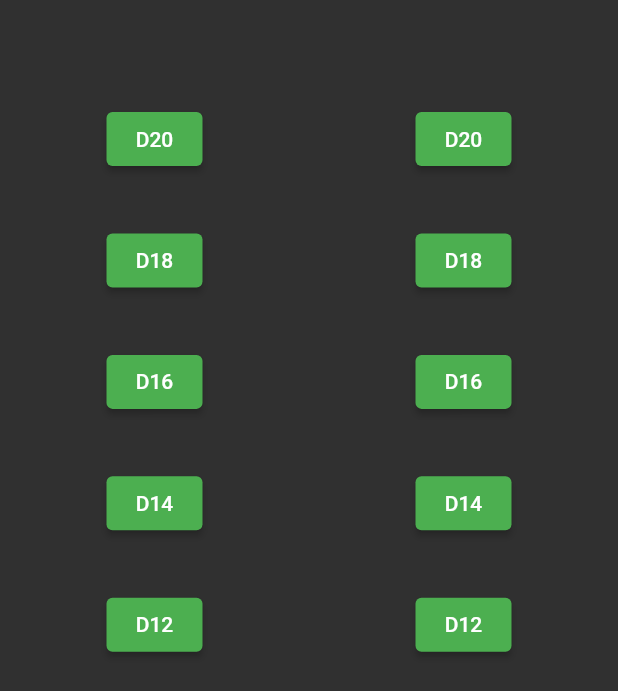
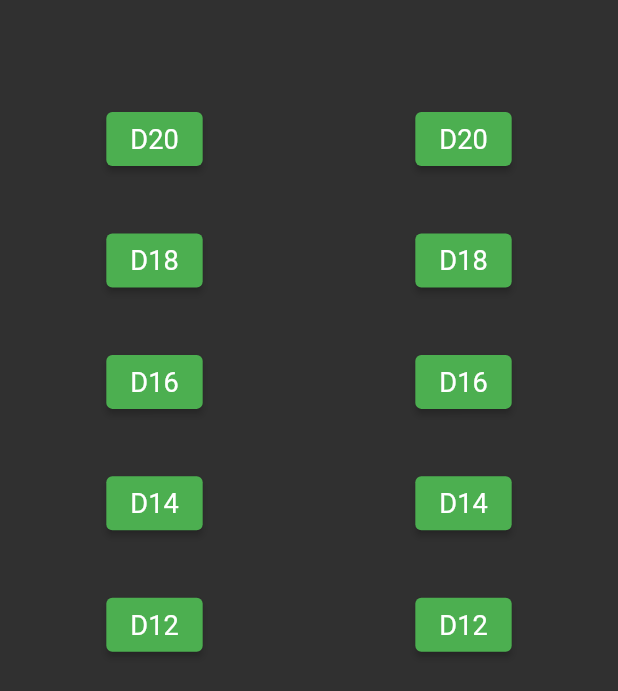
Before and after one commit to JHanuja/darts_high_finish_v2, a Flutter app: the screen it shows after launch, on a phone screen of 412 x 824 dp. Shown: the top 691 px of the screen. Run offline on Flutter 3.47's test engine with Material 2 defaults, Android fonts, the phone set to English and light mode, and no system bars; our stand-ins replace bloc, equatable, flutter_bloc; Roboto replaces fonts that are missing (DoHyeon).

Commit message:
top_view included and tested

```diff
--- a/lib/doubles/view/doubles_view.dart
+++ b/lib/doubles/view/doubles_view.dart
@@ -1,4 +1,6 @@
 import 'package:darts_high_finish_v2/doubles/cubit/doubles_cubit.dart';
+import 'package:darts_high_finish_v2/top/cubit/top_cubit.dart';
+import 'package:darts_high_finish_v2/top/view/top_view.dart';
 import 'package:flutter/material.dart';
 import 'package:flutter_bloc/flutter_bloc.dart';
 
@@ -18,7 +20,8 @@ class DoublesView extends StatelessWidget {
 
   @override
   Widget build(BuildContext context) {
-    return Scaffold(
+    return TopView(
+      child: Scaffold(
         body: Row(
           children: [
             Expanded(
@@ -30,6 +33,7 @@ class DoublesView extends StatelessWidget {
               buttonGroup: false,
             ))
           ],
+        ),
       ),
     );
   }
@@ -46,7 +50,7 @@ class DoubleButtonGroup extends StatelessWidget {
     return BlocBuilder<DoublesCubit, DoublesState>(builder: (context, state) {
       return Column(
         children: [
-          SizedBox(height: MediaQuery.of(context).size.height / 12),
+          SizedBox(height: context.read<TopCubit>().state.safeAreaHeight / 12),
           ElevatedButton(
             onPressed: () {
               buttonGroup
@@ -54,6 +58,8 @@ class DoubleButtonGroup extends StatelessWidget {
                   : context.read<DoublesCubit>().chooseDouble(d2: 20);
             },
             style: ButtonStyle(
+              textStyle: MaterialStateProperty.all<TextStyle>(
+                  TextStyle(fontSize: context.read<TopCubit>().state.value3)),
               backgroundColor: (state.d1 == 20 && buttonGroup)
                   ? MaterialStateProperty.all<Color>(Colors.orange)
                   : (state.d2 == 20 && !buttonGroup)
@@ -62,7 +68,7 @@ class DoubleButtonGroup extends StatelessWidget {
             ),
             child: Text('D20'),
           ),
-          SizedBox(height: MediaQuery.of(context).size.height / 25),
+          SizedBox(height: context.read<TopCubit>().state.safeAreaHeight / 25),
           ElevatedButton(
             onPressed: () {
               buttonGroup
@@ -70,6 +76,8 @@ class DoubleButtonGroup extends StatelessWidget {
                   : context.read<DoublesCubit>().chooseDouble(d2: 18);
             },
             style: ButtonStyle(
+              textStyle: MaterialStateProperty.all<TextStyle>(
+                  TextStyle(fontSize: context.read<TopCubit>().state.value3)),
               backgroundColor: (state.d1 == 18 && buttonGroup)
                   ? MaterialStateProperty.all<Color>(Colors.orange)
                   : (state.d2 == 18 && !buttonGroup)
@@ -78,14 +86,16 @@ class DoubleButtonGroup extends StatelessWidget {
             ),
             child: Text('D18'),
           ),
-          SizedBox(height: MediaQuery.of(context).size.height / 25),
+          SizedBox(height: context.read<TopCubit>().state.safeAreaHeight / 25),
           ElevatedButton(
             onPressed: () {
               buttonGroup
-                  ? context.read<DoublesCubit>().chooseDouble(d1:16)
+                  ? context.read<DoublesCubit>().chooseDouble(d1: 16)
                   : context.read<DoublesCubit>().chooseDouble(d2: 16);
             },
             style: ButtonStyle(
+              textStyle: MaterialStateProperty.all<TextStyle>(
+                  TextStyle(fontSize: context.read<TopCubit>().state.value3)),
               backgroundColor: (state.d1 == 16 && buttonGroup)
                   ? MaterialStateProperty.all<Color>(Colors.orange)
                   : (state.d2 == 16 && !buttonGroup)
@@ -94,7 +104,7 @@ class DoubleButtonGroup extends StatelessWidget {
             ),
             child: Text('D16'),
           ),
-          SizedBox(height: MediaQuery.of(context).size.height / 25),
+          SizedBox(height: context.read<TopCubit>().state.safeAreaHeight / 25),
           ElevatedButton(
             onPressed: () {
               buttonGroup
@@ -102,6 +112,8 @@ class DoubleButtonGroup extends StatelessWidget {
                   : context.read<DoublesCubit>().chooseDouble(d2: 14);
             },
             style: ButtonStyle(
+              textStyle: MaterialStateProperty.all<TextStyle>(
+                  TextStyle(fontSize: context.read<TopCubit>().state.value3)),
               backgroundColor: (state.d1 == 14 && buttonGroup)
                   ? MaterialStateProperty.all<Color>(Colors.orange)
                   : (state.d2 == 14 && !buttonGroup)
@@ -110,7 +122,7 @@ class DoubleButtonGroup extends StatelessWidget {
             ),
             child: Text('D14'),
           ),
-          SizedBox(height: MediaQuery.of(context).size.height / 25),
+          SizedBox(height: context.read<TopCubit>().state.safeAreaHeight / 25),
           ElevatedButton(
             onPressed: () {
               buttonGroup
@@ -118,6 +130,8 @@ class DoubleButtonGroup extends StatelessWidget {
                   : context.read<DoublesCubit>().chooseDouble(d2: 12);
             },
             style: ButtonStyle(
+              textStyle: MaterialStateProperty.all<TextStyle>(
+                  TextStyle(fontSize: context.read<TopCubit>().state.value3)),
               backgroundColor: (state.d1 == 12 && buttonGroup)
                   ? MaterialStateProperty.all<Color>(Colors.orange)
                   : (state.d2 == 12 && !buttonGroup)
--- a/lib/main.dart
+++ b/lib/main.dart
@@ -1,20 +1,29 @@
 import 'package:darts_high_finish_v2/bloc_observer.dart';
 import 'package:darts_high_finish_v2/splash/view/splash_view.dart';
+import 'package:darts_high_finish_v2/top/cubit/top_cubit.dart';
 import 'package:flutter/material.dart';
 import 'package:flutter_bloc/flutter_bloc.dart';
 
 void main() {
   Bloc.observer = CompleteAppBlocObserver();
-  runApp(MyApp());
+  runApp(MyApp(child:SplashView()));
 }
 
 class MyApp extends StatelessWidget {
   // This widget is the root of your application.
+
+  final Widget child;
+
+  const MyApp({required this.child});
+
   @override
   Widget build(BuildContext context) {
-    return MaterialApp(
-      theme: ThemeData(brightness: Brightness.dark, fontFamily: 'DoHyeon'),
-      home: SplashView(),
+    return BlocProvider(
+      create: (_) => TopCubit(),
+      child: MaterialApp(
+        theme: ThemeData(brightness: Brightness.dark, fontFamily: 'DoHyeon'),
+        home: child,
+      ),
     );
   }
 }
--- /dev/null
+++ b/lib/top/cubit/top_cubit.dart
@@ -0,0 +1,13 @@
+import 'package:bloc/bloc.dart';
+import 'package:equatable/equatable.dart';
+
+part 'top_state.dart';
+
+class TopCubit extends Cubit<TopState> {
+  TopCubit() : super(TopState());
+
+  void updateSafeAreaHeight(double safeAreaHeight) => emit (state.copyWith(safeAreaHeight: safeAreaHeight));
+  void updateValues(double width) => emit (state.copyWith(width: width,value1: width * 0.022,value2: width * 0.033,value3: width *0.044,value4: width * 0.088));
+
+  bool allValuesAreSet() =>  ((state.safeAreaHeight != 0.0) && (state.width != 0.0) && (state.value1 != 0.0) &&(state.value2 != 0.0) &&(state.value3 != 0.0) &&(state.value4 != 0.0));
+}
--- /dev/null
+++ b/lib/top/cubit/top_state.dart
@@ -0,0 +1,38 @@
+part of 'top_cubit.dart';
+
+class TopState extends Equatable {
+  final double safeAreaHeight;
+  final double width;
+  final double value1;
+  final double value2;
+  final double value3;
+  final double value4;
+
+  const TopState(
+      {this.width = 0.0,
+      this.value1 = 0.0,
+      this.value2 = 0.0,
+      this.value3 = 0.0,
+      this.value4 = 0.0,
+      this.safeAreaHeight = 0.0});
+
+  TopState copyWith(
+      {double? safeAreaHeight,
+      double? width,
+      double? value1,
+      double? value2,
+      double? value3,
+      double? value4}) {
+    return TopState(
+        safeAreaHeight: safeAreaHeight ?? this.safeAreaHeight,
+        width: width ?? this.width,
+        value1: value1 ?? this.value1,
+        value2: value2 ?? this.value2,
+        value3: value3 ?? this.value3,
+        value4: value4 ?? this.value4);
+  }
+
+  @override
+  List<Object> get props =>
+      [safeAreaHeight, width, value1, value2, value3, value4];
+}
--- /dev/null
+++ b/lib/top/view/top_view.dart
@@ -0,0 +1,26 @@
+import 'package:darts_high_finish_v2/top/cubit/top_cubit.dart';
+import 'package:flutter/cupertino.dart';
+import 'package:flutter/material.dart';
+import 'package:flutter_bloc/flutter_bloc.dart';
+
+class TopView extends StatelessWidget {
+  final Widget child;
+
+  TopView({required this.child});
+
+  @override
+  Widget build(BuildContext context) {
+    return SafeArea(
+      child: LayoutBuilder(
+        builder: (BuildContext context, BoxConstraints constraints) {
+           if (!context.read<TopCubit>().allValuesAreSet()) {
+             double width = MediaQuery.of(context).size.width;
+             context.read<TopCubit>().updateSafeAreaHeight(constraints.maxHeight);
+             context.read<TopCubit>().updateValues(width);
+            }
+          return child;
+        },
+      ),
+    );
+  }
+}
```
Also changed, not shown: lib/splash/view/splash_view.dart (+17 -3 lines), 8 other files. Lines whose indentation alone changed are shown as unchanged.
